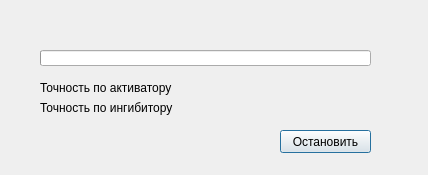
Qt form TeamProjects/diffusion-solver/ui/dssolvingprogressdialog.ui (antonlarin/aNiMated-batman) before a commit.
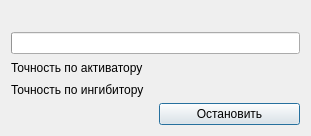
The same form after that commit.

Commit message: Cosmetic changes to initial conditions and solving progress dialogs

The edit to the form file:
```diff
--- a/TeamProjects/diffusion-solver/ui/dssolvingprogressdialog.ui
+++ b/TeamProjects/diffusion-solver/ui/dssolvingprogressdialog.ui
@@ -6,48 +6,23 @@
    <rect>
     <x>0</x>
     <y>0</y>
-    <width>428</width>
-    <height>175</height>
+    <width>311</width>
+    <height>136</height>
    </rect>
   </property>
   <property name="windowTitle">
    <string>Dialog</string>
   </property>
+  <layout class="QGridLayout" name="gridLayout">
+   <item row="0" column="0" colspan="2">
   <widget class="QLabel" name="labelIterationNumber">
-   <property name="geometry">
-    <rect>
-     <x>40</x>
-     <y>10</y>
-     <width>251</width>
-     <height>31</height>
-    </rect>
-   </property>
    <property name="text">
     <string/>
    </property>
   </widget>
-  <widget class="QPushButton" name="buttonStopSolver">
-   <property name="geometry">
-    <rect>
-     <x>280</x>
-     <y>130</y>
-     <width>91</width>
-     <height>23</height>
-    </rect>
-   </property>
-   <property name="text">
-    <string>Остановить</string>
-   </property>
-  </widget>
+   </item>
+   <item row="1" column="0" colspan="2">
   <widget class="QProgressBar" name="progressIterationsCounter">
-   <property name="geometry">
-    <rect>
-     <x>40</x>
-     <y>50</y>
-     <width>331</width>
-     <height>16</height>
-    </rect>
-   </property>
    <property name="value">
     <number>0</number>
    </property>
@@ -55,58 +30,43 @@
     <bool>false</bool>
    </property>
   </widget>
+   </item>
+   <item row="2" column="0">
   <widget class="QLabel" name="labelActivatorAccuracy">
-   <property name="geometry">
-    <rect>
-     <x>40</x>
-     <y>80</y>
-     <width>141</width>
-     <height>16</height>
-    </rect>
-   </property>
    <property name="text">
     <string>Точность по активатору</string>
    </property>
   </widget>
+   </item>
+   <item row="2" column="1">
   <widget class="QLabel" name="labelActivatorAccuracyValue">
-   <property name="geometry">
-    <rect>
-     <x>170</x>
-     <y>80</y>
-     <width>201</width>
-     <height>16</height>
-    </rect>
-   </property>
    <property name="text">
     <string/>
    </property>
   </widget>
+   </item>
+   <item row="3" column="0">
   <widget class="QLabel" name="labelInhibitorAccuracy">
-   <property name="geometry">
-    <rect>
-     <x>40</x>
-     <y>100</y>
-     <width>141</width>
-     <height>16</height>
-    </rect>
-   </property>
    <property name="text">
     <string>Точность по ингибитору</string>
    </property>
   </widget>
+   </item>
+   <item row="3" column="1">
   <widget class="QLabel" name="labelInhibitorAccuracyValue">
-   <property name="geometry">
-    <rect>
-     <x>170</x>
-     <y>100</y>
-     <width>201</width>
-     <height>16</height>
-    </rect>
-   </property>
    <property name="text">
     <string/>
    </property>
   </widget>
+   </item>
+   <item row="4" column="1">
+    <widget class="QPushButton" name="buttonStopSolver">
+     <property name="text">
+      <string>Остановить</string>
+     </property>
+    </widget>
+   </item>
+  </layout>
  </widget>
  <resources/>
  <connections/>
```
Left out of the diff: 2 changed lines with no effect on the pictures. Lines whose indentation alone changed are shown as unchanged. The commit also changes 1 other file.
